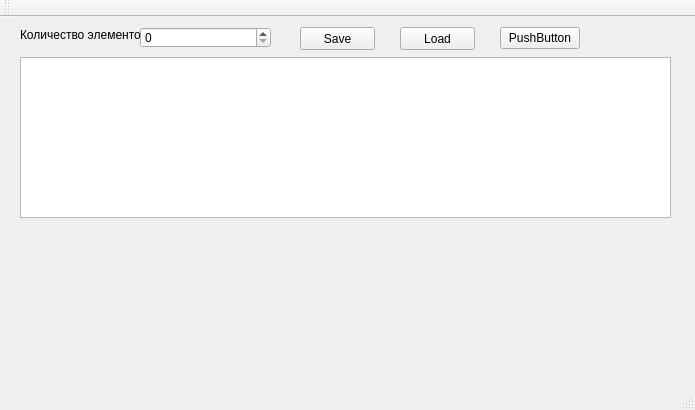
Old version of the form mainwindow.ui in the repository niffler666/graffityEditer.
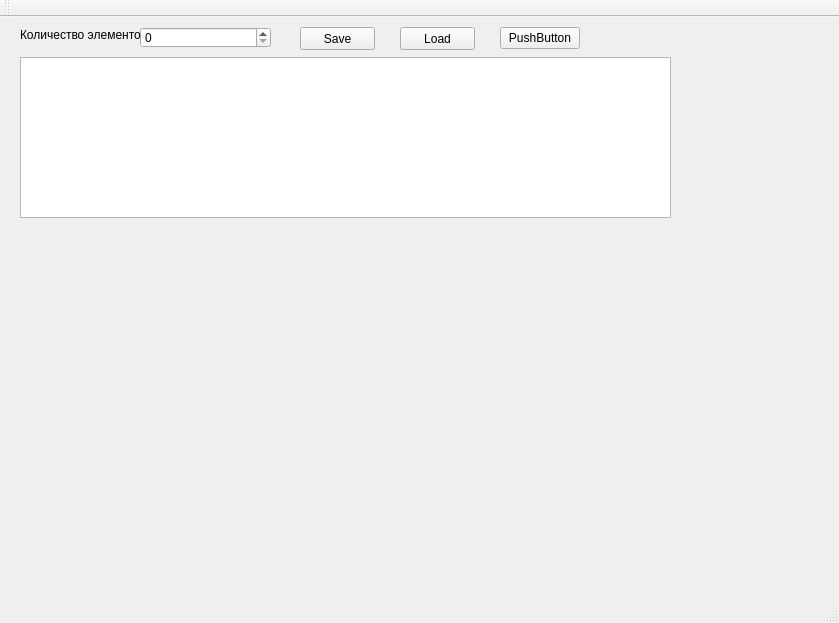
New version of the form. Custom widgets are drawn as their Qt base class.

Diff of the .ui file:
```diff
--- a/mainwindow.ui
+++ b/mainwindow.ui
@@ -6,8 +6,8 @@
    <rect>
     <x>0</x>
     <y>0</y>
-    <width>695</width>
-    <height>410</height>
+    <width>839</width>
+    <height>623</height>
    </rect>
   </property>
   <property name="windowTitle">
@@ -92,10 +92,10 @@
    <widget class="m_widget" name="widget" native="true">
     <property name="geometry">
      <rect>
-      <x>20</x>
-      <y>220</y>
-      <width>601</width>
-      <height>131</height>
+      <x>60</x>
+      <y>230</y>
+      <width>741</width>
+      <height>321</height>
      </rect>
     </property>
    </widget>
```
Left out of the diff: 2 changed lines with no effect on the pictures.
